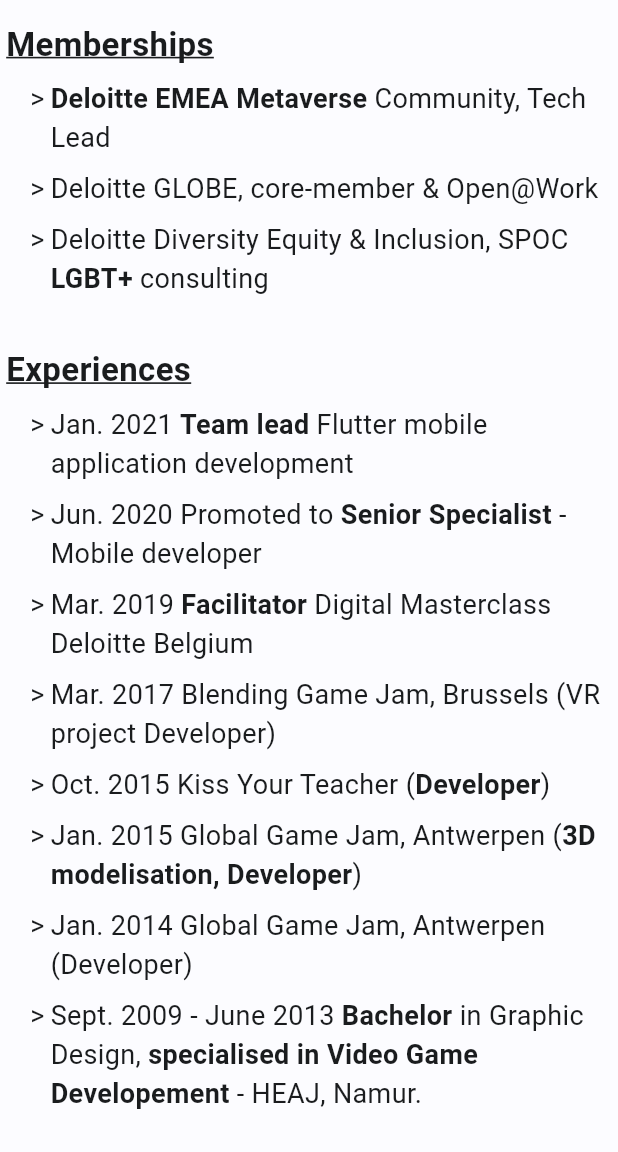
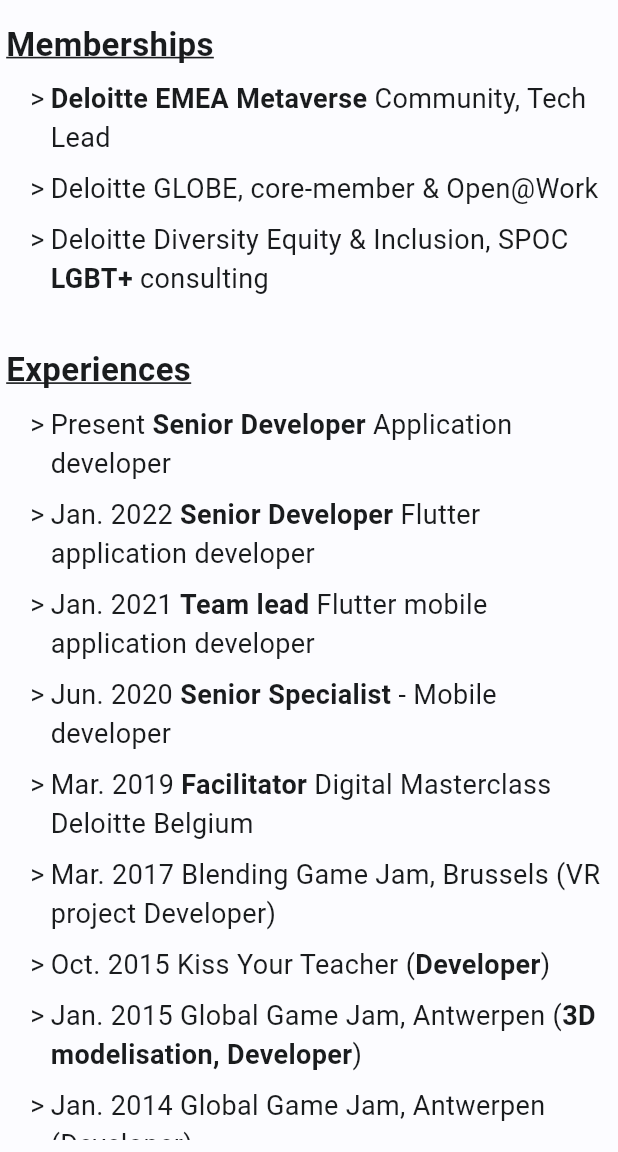
Before and after one commit to tomleclercq/portfolio, a Flutter app: the CurriculumVitae screen opened by its route, scrolled down 576 dp, on a phone screen of 412 x 824 dp, the part 84-1236 px from its top. Run offline on Flutter 3.47's test engine with Material 3 defaults, Android fonts, the phone set to English and light mode, and no system bars; drawn by our look-alikes of styled_text; our stand-ins replace cloud_firestore, firebase_core, font_awesome_flutter, rive, url_strategy; missing offline and left inert: firebase_app_check; accounts and stored records are empty.

Commit message:
update data

```diff
--- a/lib/pages/curriculum_vitae.dart
+++ b/lib/pages/curriculum_vitae.dart
@@ -67,8 +67,10 @@
               Section(
                 title: 'Experiences',
                 listItems: [
-                  'Jan. 2021 <b>Team lead</b> Flutter mobile application development',
-                  'Jun. 2020 Promoted to <b>Senior Specialist</b> - Mobile developer',
+                  'Present <b>Senior Developer</b> Application developer',
+                  'Jan. 2022 <b>Senior Developer</b> Flutter application developer',
+                  'Jan. 2021 <b>Team lead</b> Flutter mobile application developer',
+                  'Jun. 2020 <b>Senior Specialist</b> - Mobile developer',
                   'Mar. 2019 <b>Facilitator</b> Digital Masterclass Deloitte Belgium',
                   'Mar. 2017 Blending Game Jam, Brussels (VR project Developer)',
                   'Oct. 2015 Kiss Your Teacher (<b>Developer</b>)',
```
